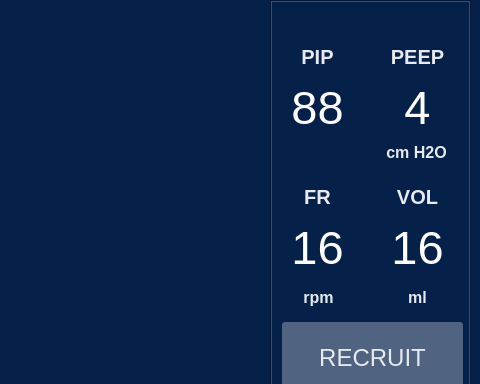
The window that respyrator/ui_main.ui (cubanmakers/reespirator-beagle-touch) describes before a commit, drawn with Qt 5; both pictures show x 320 to 800 and y 0 to 384 of the 800 by 480 pixel window.
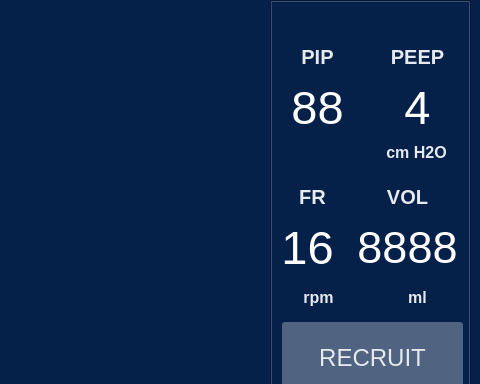
The same window after the commit. The open tabs and pages were chosen to show the change. Custom widgets are drawn as their Qt base class.

Commit message: grow labels

What changed in the file:
```diff
--- a/respyrator/ui_main.ui
+++ b/respyrator/ui_main.ui
@@ -564,7 +564,7 @@
       <rect>
        <x>0</x>
        <y>220</y>
-       <width>91</width>
+       <width>71</width>
        <height>50</height>
       </rect>
      </property>
@@ -624,7 +624,7 @@
       <rect>
        <x>0</x>
        <y>175</y>
-       <width>91</width>
+       <width>81</width>
        <height>40</height>
       </rect>
      </property>
@@ -732,7 +732,7 @@
     <widget class="QLabel" name="label_8">
      <property name="geometry">
       <rect>
-       <x>100</x>
+       <x>90</x>
        <y>175</y>
        <width>91</width>
        <height>40</height>
@@ -756,16 +756,16 @@
     <widget class="QLabel" name="textVol">
      <property name="geometry">
       <rect>
-       <x>100</x>
+       <x>80</x>
        <y>220</y>
-       <width>91</width>
+       <width>111</width>
        <height>50</height>
       </rect>
      </property>
      <property name="font">
       <font>
        <family>Helvetica</family>
-       <pointsize>35</pointsize>
+       <pointsize>34</pointsize>
        <weight>50</weight>
        <italic>false</italic>
        <bold>false</bold>
@@ -777,7 +777,7 @@
 color: rgb(255, 255, 255);</string>
      </property>
      <property name="text">
-      <string>16</string>
+      <string>8888</string>
      </property>
      <property name="textFormat">
       <enum>Qt::AutoText</enum>
```
Left out of the diff: 4 changed lines with no effect on the pictures.
